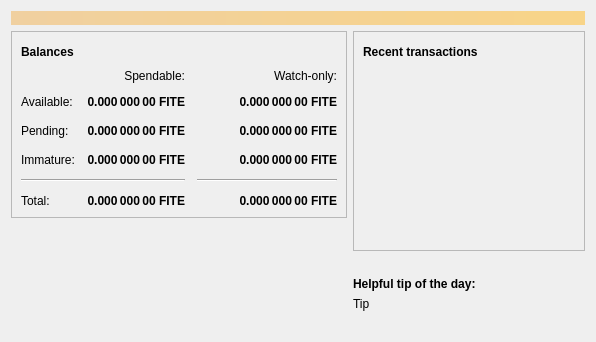
Qt form src/qt/forms/overviewpage.ui (fitecash/fitecash) before a commit.
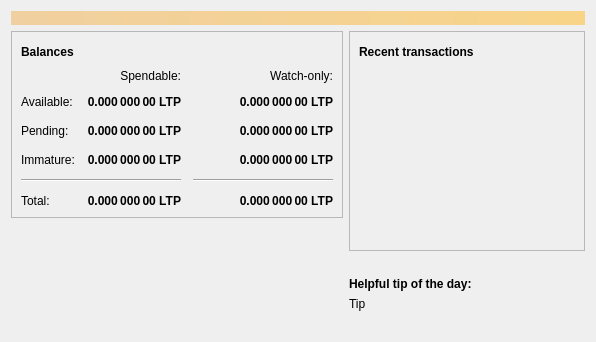
The same form after that commit. Icons and pictures are not drawn.

The edit to the form file:
```diff
--- a/src/qt/forms/overviewpage.ui
+++ b/src/qt/forms/overviewpage.ui
@@ -129,7 +129,7 @@
                <string>Unconfirmed transactions to watch-only addresses</string>
               </property>
               <property name="text">
-               <string notr="true">0.000 000 00 FITE</string>
+               <string notr="true">0.000 000 00 LTP</string>
               </property>
               <property name="alignment">
                <set>Qt::AlignRight|Qt::AlignTrailing|Qt::AlignVCenter</set>
@@ -154,7 +154,7 @@
                <string>Total of transactions that have yet to be confirmed, and do not yet count toward the spendable balance</string>
               </property>
               <property name="text">
-               <string notr="true">0.000 000 00 FITE</string>
+               <string notr="true">0.000 000 00 LTP</string>
               </property>
               <property name="alignment">
                <set>Qt::AlignRight|Qt::AlignTrailing|Qt::AlignVCenter</set>
@@ -179,7 +179,7 @@
                <string>Mined balance in watch-only addresses that has not yet matured</string>
               </property>
               <property name="text">
-               <string notr="true">0.000 000 00 FITE</string>
+               <string notr="true">0.000 000 00 LTP</string>
               </property>
               <property name="alignment">
                <set>Qt::AlignRight|Qt::AlignTrailing|Qt::AlignVCenter</set>
@@ -237,7 +237,7 @@
                <string>Mined balance that has not yet matured</string>
               </property>
               <property name="text">
-               <string notr="true">0.000 000 00 FITE</string>
+               <string notr="true">0.000 000 00 LTP</string>
               </property>
               <property name="alignment">
                <set>Qt::AlignRight|Qt::AlignTrailing|Qt::AlignVCenter</set>
@@ -282,7 +282,7 @@
                <string>Your current total balance</string>
               </property>
               <property name="text">
-               <string notr="true">0.000 000 00 FITE</string>
+               <string notr="true">0.000 000 00 LTP</string>
               </property>
               <property name="alignment">
                <set>Qt::AlignRight|Qt::AlignTrailing|Qt::AlignVCenter</set>
@@ -307,7 +307,7 @@
                <string>Current total balance in watch-only addresses</string>
               </property>
               <property name="text">
-               <string notr="true">0.000 000 00 FITE</string>
+               <string notr="true">0.000 000 00 LTP</string>
               </property>
               <property name="alignment">
                <set>Qt::AlignRight|Qt::AlignTrailing|Qt::AlignVCenter</set>
@@ -349,7 +349,7 @@
                <string>Your current spendable balance</string>
               </property>
               <property name="text">
-               <string notr="true">0.000 000 00 FITE</string>
+               <string notr="true">0.000 000 00 LTP</string>
               </property>
               <property name="alignment">
                <set>Qt::AlignRight|Qt::AlignTrailing|Qt::AlignVCenter</set>
@@ -374,7 +374,7 @@
                <string>Your current balance in watch-only addresses</string>
               </property>
               <property name="text">
-               <string notr="true">0.000 000 00 FITE</string>
+               <string notr="true">0.000 000 00 LTP</string>
               </property>
               <property name="alignment">
                <set>Qt::AlignRight|Qt::AlignTrailing|Qt::AlignVCenter</set>
```
